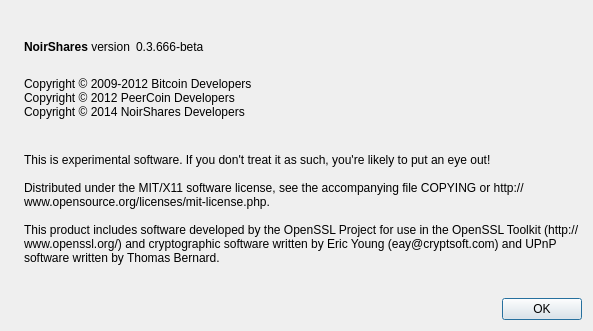
Before: the Qt Designer form src/qt/forms/aboutdialog.ui in NoirX/NoirShares-v2-old, drawn with Qt 5.
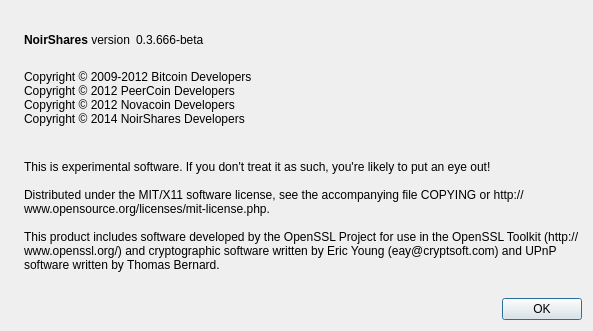
After: the same form once the commit is applied. Icons and pictures are not drawn.

```diff
--- a/src/qt/forms/aboutdialog.ui
+++ b/src/qt/forms/aboutdialog.ui
@@ -94,6 +94,7 @@
         <string>
 Copyright © 2009-2012 Bitcoin Developers
 Copyright © 2012 PeerCoin Developers
+Copyright © 2012 Novacoin Developers
 Copyright © 2014 NoirShares Developers
 </string>
        </property>
```
